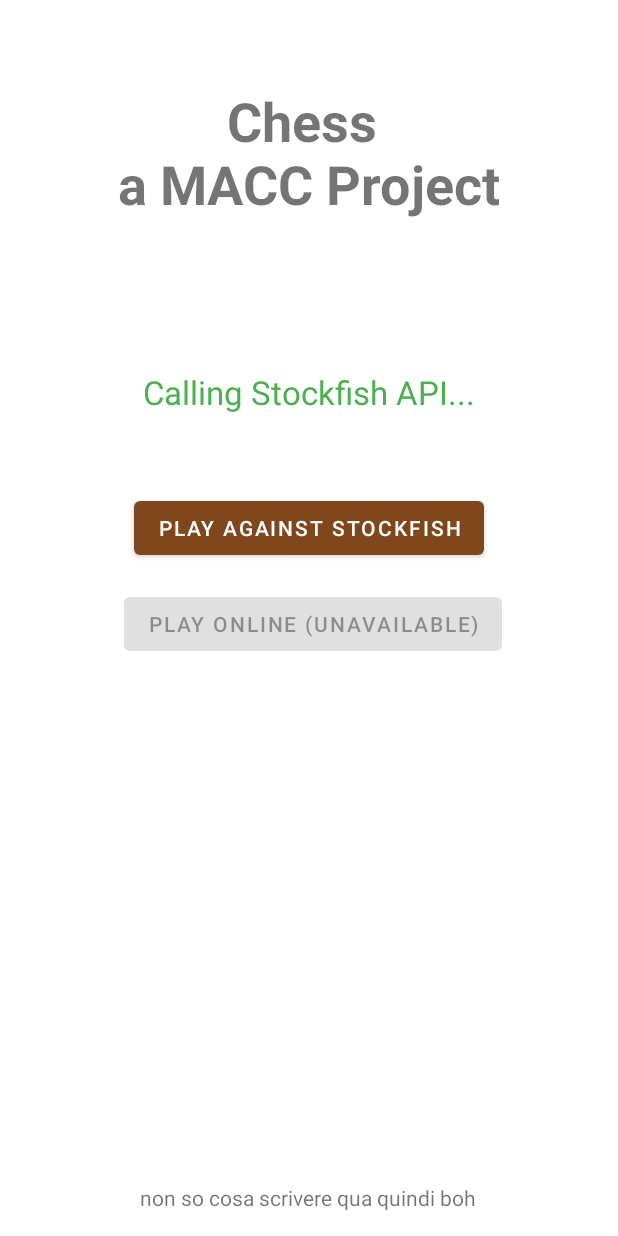
After one commit to GioPec/MACC-chess-app, an Android app: the layout activity_main_menu.xml on its own in the app's theme, with its tools: preview values and no code run, on a phone screen of 412 x 824 dp. The commit adds this screen. Run offline under Robolectric (Android 15) with nearby library versions, the phone set to English and light mode, and no system bars; network calls fail.

Commit message:
renamed file for StockfishGame added MainMenu pawn promotion to queen probably working

```diff
--- /dev/null
+++ b/app/src/main/res/layout/activity_main_menu.xml
@@ -0,0 +1,67 @@
+<?xml version="1.0" encoding="utf-8"?>
+<androidx.constraintlayout.widget.ConstraintLayout xmlns:android="http://schemas.android.com/apk/res/android"
+    xmlns:app="http://schemas.android.com/apk/res-auto"
+    xmlns:tools="http://schemas.android.com/tools"
+    android:layout_width="match_parent"
+    android:layout_height="match_parent">
+
+    <TextView
+        android:id="@+id/textView"
+        android:layout_width="wrap_content"
+        android:layout_height="wrap_content"
+        android:layout_marginTop="56dp"
+        android:text="Chess \na MACC Project"
+        android:textAlignment="center"
+        android:textSize="36sp"
+        android:textStyle="bold"
+        app:layout_constraintEnd_toEndOf="parent"
+        app:layout_constraintHorizontal_bias="0.496"
+        app:layout_constraintStart_toStartOf="parent"
+        app:layout_constraintTop_toTopOf="parent" />
+
+    <Button
+        android:id="@+id/button"
+        android:layout_width="wrap_content"
+        android:layout_height="wrap_content"
+        android:layout_marginTop="16dp"
+        android:enabled="false"
+        android:text="Play online (unavailable)"
+        app:layout_constraintEnd_toEndOf="parent"
+        app:layout_constraintHorizontal_bias="0.515"
+        app:layout_constraintStart_toStartOf="parent"
+        app:layout_constraintTop_toBottomOf="@+id/button2" />
+
+    <Button
+        android:id="@+id/button2"
+        android:layout_width="wrap_content"
+        android:layout_height="wrap_content"
+        android:layout_marginTop="52dp"
+        android:onClick="startGameAgainstStockfish"
+        android:text="Play against stockfish"
+        app:layout_constraintEnd_toEndOf="parent"
+        app:layout_constraintStart_toStartOf="parent"
+        app:layout_constraintTop_toBottomOf="@+id/stockfishStatus" />
+
+    <TextView
+        android:id="@+id/textView2"
+        android:layout_width="wrap_content"
+        android:layout_height="wrap_content"
+        android:layout_marginBottom="16dp"
+        android:text="non so cosa scrivere qua quindi boh"
+        app:layout_constraintBottom_toBottomOf="parent"
+        app:layout_constraintEnd_toEndOf="parent"
+        app:layout_constraintHorizontal_bias="0.498"
+        app:layout_constraintStart_toStartOf="parent" />
+
+    <TextView
+        android:id="@+id/stockfishStatus"
+        android:layout_width="wrap_content"
+        android:layout_height="wrap_content"
+        android:layout_marginTop="100dp"
+        android:text="Calling Stockfish API..."
+        android:textColor="#4CAF50"
+        android:textSize="22sp"
+        app:layout_constraintEnd_toEndOf="parent"
+        app:layout_constraintStart_toStartOf="parent"
+        app:layout_constraintTop_toBottomOf="@+id/textView" />
+</androidx.constraintlayout.widget.ConstraintLayout>
```
Also changed, not shown: app/src/main/AndroidManifest.xml (+6 -3 lines), app/src/main/java/com/goldenthumb/android/chess/ChessGame.kt (+24 -3 lines), app/src/main/java/com/goldenthumb/android/chess/ChessView.kt (+5 -4 lines), app/src/main/java/com/goldenthumb/android/chess/MainMenu.kt (added, +54 -0 lines), app/src/main/res/layout/activity_stockfish.xml (renamed from app/src/main/res/layout/activity_main.xml).
